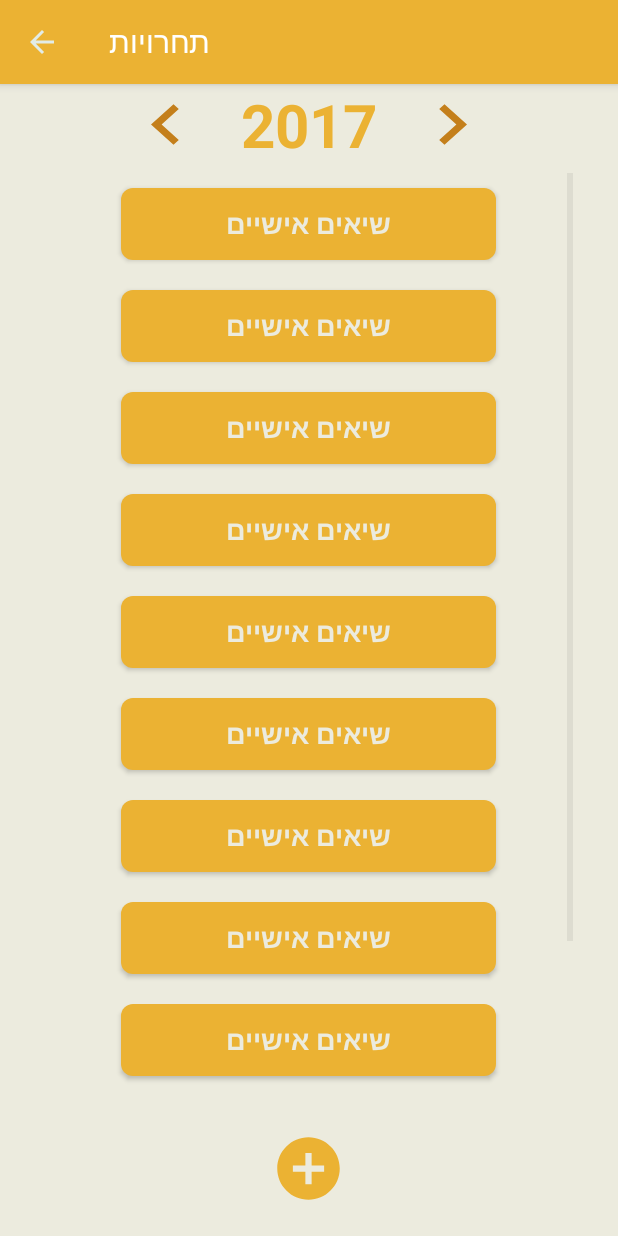
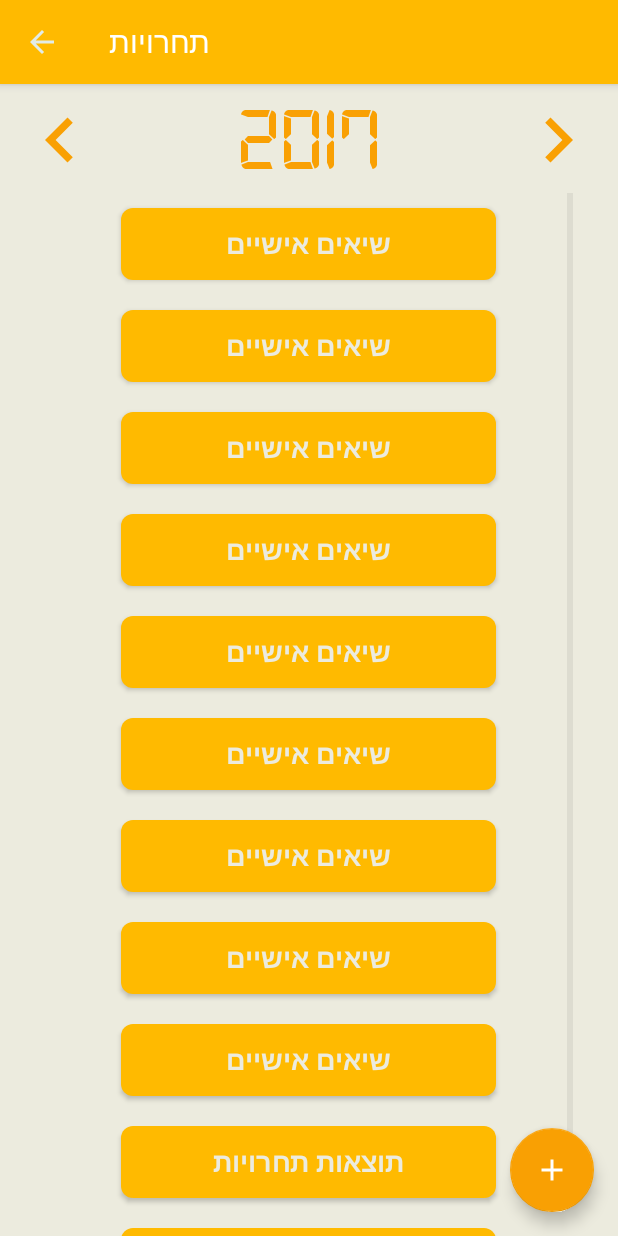
Before and after one commit to Amitwati/AthleticsApp, an Android app: the activity_competition screen opened directly, with no data from a screen before it, on a phone screen of 412 x 824 dp. Run offline under Robolectric (Android 15) with nearby library versions, the phone set to English and light mode, and no system bars.

Commit message:
color update and activity changes

```diff
--- a/app/src/main/java/com/example/amitwati/athleticsapp/activity_competition.java
+++ b/app/src/main/java/com/example/amitwati/athleticsapp/activity_competition.java
@@ -11,10 +11,11 @@ import android.widget.ListView;
 import android.widget.TextView;
 
 import java.util.ArrayList;
+import java.util.Calendar;
 
 public class activity_competition extends AppCompatActivity {
 
-    int CurrYear=2017;
+    int CurrYear;
     @Override
     protected void onCreate(Bundle savedInstanceState) {
         super.onCreate(savedInstanceState);
@@ -36,6 +37,9 @@ public class activity_competition extends AppCompatActivity {
                 onBackPressed();
             }
         });
+
+        CurrYear = Calendar.getInstance().get(Calendar.YEAR);
+
 
         String[] buttons = new String[]{"שיאים אישיים","שיאים אישיים","שיאים אישיים","שיאים אישיים","שיאים אישיים","שיאים אישיים","שיאים אישיים","שיאים אישיים","שיאים אישיים","תוצאות תחרויות","תוצאות מדידות"};
         ListView lv = (ListView)findViewById(R.id.ListView);
@@ -59,7 +63,7 @@ public class activity_competition extends AppCompatActivity {
             @Override
             public void onClick(View view) {
                 Year.setText(Integer.toString(CurrYear+1));
-                CurrYear+=1;
+                CurrYear++;
             }
         });
     }
--- /dev/null
+++ b/app/src/main/res/drawable/ic_add_black_24dp.xml
@@ -0,0 +1,9 @@
+<vector xmlns:android="http://schemas.android.com/apk/res/android"
+        android:width="24dp"
+        android:height="24dp"
+        android:viewportWidth="24.0"
+        android:viewportHeight="24.0">
+    <path
+        android:fillColor="#fff"
+        android:pathData="M19,13h-6v6h-2v-6H5v-2h6V5h2v6h6v2z"/>
+</vector>
--- a/app/src/main/res/layout/activity_competition.xml
+++ b/app/src/main/res/layout/activity_competition.xml
@@ -20,69 +20,87 @@
         app:popupTheme="@style/ThemeOverlay.AppCompat.Light" />
 
     <RelativeLayout
+
         android:layout_width="match_parent"
         android:layout_height="match_parent"
         android:layout_below="@+id/competition_toolbar">
-
+        <RelativeLayout
+            android:id="@+id/year_layout"
+            android:layout_width="match_parent"
+            android:layout_height="60dp"
+            android:gravity="center"
+            android:layout_marginTop="7dp">
             <Button
                 android:id="@+id/Lbutton"
                 android:layout_width="60dp"
-            android:layout_height="wrap_content"
-            android:layout_above="@+id/ListView"
+                android:layout_height="60dp"
                 android:layout_alignParentTop="true"
-            android:layout_toLeftOf="@+id/YearView"
-            android:layout_toStartOf="@+id/YearView"
                 android:background="@drawable/ic_chevron_left_black_24dp"
                 android:backgroundTint="@color/colorPrimaryDark_YELLOW"
-            android:layout_marginRight="20dp"/>
+                android:layout_alignParentLeft="true"
+                android:layout_marginLeft="10dp"/>
 
             <Button
                 android:id="@+id/Rbutton"
                 android:layout_width="60dp"
-            android:layout_height="wrap_content"
-            android:layout_above="@+id/ListView"
+                android:layout_height="60dp"
                 android:layout_alignParentTop="true"
-            android:layout_toEndOf="@+id/YearView"
-            android:layout_toRightOf="@+id/YearView"
                 android:background="@drawable/ic_chevron_right_black_24dp"
                 android:backgroundTint="@color/colorPrimaryDark_YELLOW"
-            android:layout_marginLeft="20dp"/>
+                android:layout_alignParentRight="true"
+                android:layout_marginRight="10dp"/>
 
             <TextView
                 android:id="@+id/YearView"
                 android:layout_width="wrap_content"
                 android:layout_height="wrap_content"
+                android:layout_alignParentBottom="true"
                 android:layout_alignParentTop="true"
                 android:layout_centerHorizontal="true"
+                android:fontFamily="@font/digital"
+                android:gravity="center"
                 android:text="2017"
-            android:textColor="@color/colorPrimary_YELLOW"
-            android:textSize="40dp"
-            android:textStyle="bold" />
+                android:textColor="@color/colorPrimaryDark_YELLOW"
+                android:textSize="60dp" />
+
+        </RelativeLayout>
+
+
+        <android.support.design.widget.CoordinatorLayout
+            android:id="@+id/main_content"
+            xmlns:android="http://schemas.android.com/apk/res/android"
+            xmlns:app="http://schemas.android.com/apk/res-auto"
+            android:layout_width="match_parent"
+            android:layout_height="match_parent"
+            android:layout_below="@+id/year_layout">
 
             <ListView
                 android:id="@+id/ListView"
                 android:layout_width="match_parent"
                 android:layout_height="match_parent"
-            android:layout_below="@+id/YearView"
                 android:layout_centerHorizontal="false"
                 android:layout_marginTop="5dp"
                 android:paddingLeft="30dp"
                 android:paddingRight="30dp"
-            android:layout_marginBottom="90dp"
                 android:divider="@null"
+
                 />
+
+            <android.support.design.widget.FloatingActionButton
+                android:layout_width="wrap_content"
+                android:layout_height="wrap_content"
+                android:layout_gravity="bottom|right"
+                android:layout_margin="16dp"
+                android:src="@drawable/ic_add_black_24dp"
+                app:layout_anchor="@id/ListView"
+                app:backgroundTint="@color/colorPrimaryDark_YELLOW"
+                app:layout_anchorGravity="bottom|right|end" />
+
+        </android.support.design.widget.CoordinatorLayout>
 
     </RelativeLayout>
 
 
-    <Button
-        android:id="@+id/button3"
-        android:layout_width="50dp"
-        android:layout_height="50dp"
-        android:layout_alignParentBottom="true"
-        android:layout_centerHorizontal="true"
-        android:layout_marginBottom="20dp"
-        android:background="@drawable/ic_add_circle_black"
-        android:text=""
-        android:backgroundTint="@color/colorPrimary_YELLOW"/>
+
+
 </RelativeLayout>
--- a/app/src/main/res/values/colors.xml
+++ b/app/src/main/res/values/colors.xml
@@ -20,8 +20,8 @@
     <color name="colorAccent_BLUE">#307a9f</color>
     <color name="colorBright_BLUE">#e2e8ec</color>
 
-    <color name="colorPrimaryDark_YELLOW">#c47f1b</color>
-    <color name="colorPrimary_YELLOW">#ebb233</color>
+    <color name="colorPrimaryDark_YELLOW">#F9A003</color>
+    <color name="colorPrimary_YELLOW">#FFBA00</color>
     <color name="colorAccent_YELLOW">#ffffff</color>
     <color name="colorBright_YELLOW">#ecebde</color>
 </resources>
--- a/app/src/main/res/values/styles.xml
+++ b/app/src/main/res/values/styles.xml
@@ -3,9 +3,9 @@
     <!-- Base application theme. -->
     <style name="AppTheme" parent="Theme.AppCompat.Light.NoActionBar">
         <!-- Customize your theme here. -->
-        <item name="colorPrimary">@color/colorPrimary_GREEN</item>
-        <item name="colorPrimaryDark">@color/colorPrimaryDark_GREEN</item>
-        <item name="colorAccent">@color/colorAccent_GREEN</item>
+        <item name="colorPrimary">@color/colorPrimary</item>
+        <item name="colorPrimaryDark">@color/colorPrimaryDark</item>
+        <item name="colorAccent">@color/colorAccent</item>
     </style>
 
     <style name="ToolbarColoredBackArrow" parent="AppTheme">
```
Also changed, not shown: app/src/main/res/font/digital.ttf (added). Lines whose indentation alone changed are shown as unchanged.
